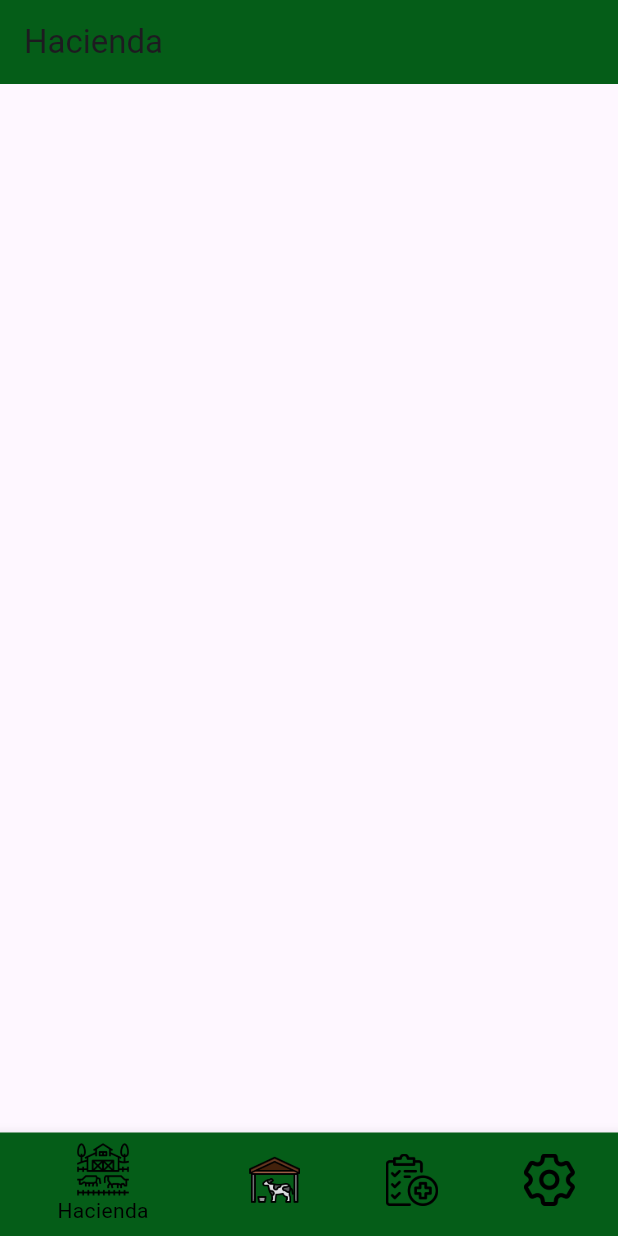
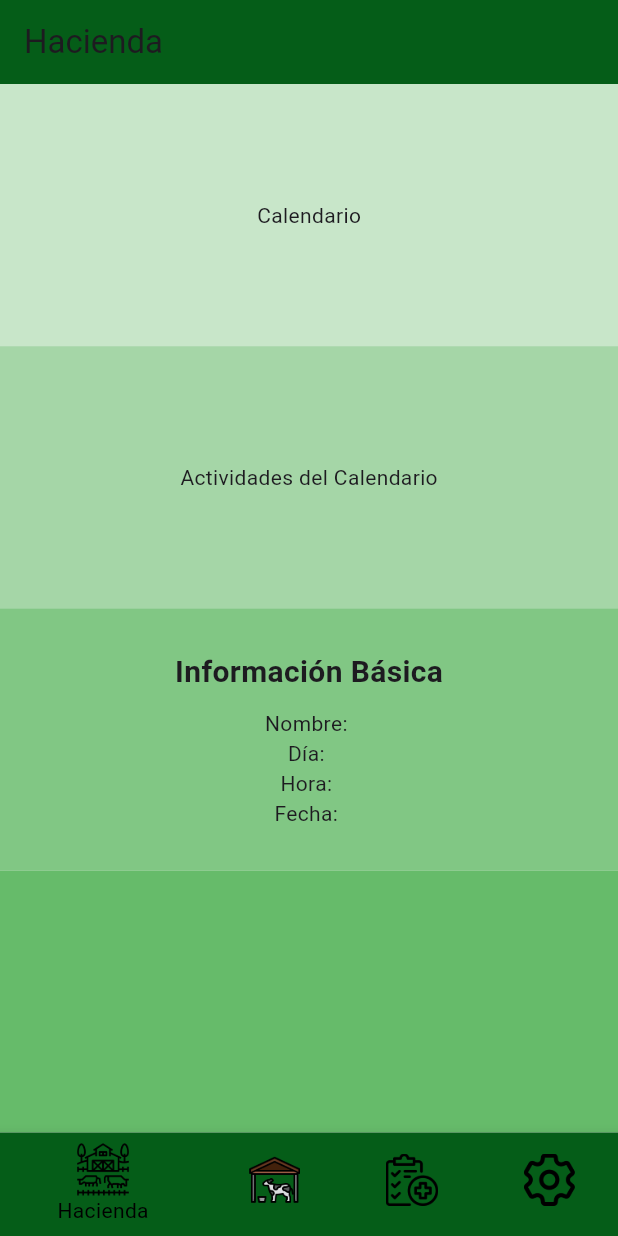
Before and after one commit to DJoseRodriguezM/proyecto-final, a Flutter app: the screen it shows once a user with an empty profile is signed in, on a phone screen of 412 x 824 dp. Run offline on Flutter 3.47's test engine with Material 3 defaults, Android fonts, the phone set to English and light mode, and no system bars; our stand-ins replace firebase_auth, firebase_core, google_sign_in; accounts and stored records are empty; network calls fail.

Commit message:
Redise 1.1
rediseño

```diff
--- a/descendencia/lib/pantallas/components/inicio_page.dart
+++ b/descendencia/lib/pantallas/components/inicio_page.dart
@@ -1,7 +1,7 @@
 import 'package:flutter/material.dart';
 
 class InicioPageComp extends StatelessWidget {
-  const InicioPageComp({ super.key });
+  const InicioPageComp({super.key});
 
   @override
   Widget build(BuildContext context) {
@@ -10,19 +10,67 @@ class InicioPageComp extends StatelessWidget {
         title: const Text('Hacienda'),
         backgroundColor: const Color.fromARGB(255, 5, 93, 24),
       ),
-      body: ListView.builder(
-        itemCount: 10,
-        itemBuilder: (context, index) {
-          return const ListTile(
-
-          );
-        },
+      body: Padding(
+        padding: const EdgeInsets.all(0.0),
+        child: Column(
+          crossAxisAlignment: CrossAxisAlignment.stretch,
+          children: [
+            Expanded(
+              child: Container(
+                color: Colors.green[100],
+                child: Center(
+                  child: Text('Calendario'),
+                ),
+              ),
+            ),
+            Expanded(
+              child: Container(
+                color: Colors.green[200],
+                child: Center(
+                  child: Text('Actividades del Calendario'),
+                ),
+              ),
+            ),
+            Expanded(
+              child: Container(
+                color: Colors.green[300],
+                child: Column(
+                  mainAxisAlignment: MainAxisAlignment.center,
+                  children: [
+                    Text(
+                      'Información Básica',
+                      style: TextStyle(
+                        fontSize: 20,
+                        fontWeight: FontWeight.bold,
+                      ),
+                    ),
+                    SizedBox(height: 10),
+                    Text('Nombre: '),
+                    Text('Día: '),
+                    Text('Hora: '),
+                    Text('Fecha: '),
+                  ],
+                ),
+              ),
+            ),
+            Expanded(
+              child: Container(
+                color: Colors.green[400],
+                child: Center(
+                  child: SingleChildScrollView(
+                    scrollDirection: Axis.horizontal,
+                    child: Row(
+                      children: [
+                        // Agregar más imágenes según sea necesario
+                      ],
+                    ),
+                  ),
+                ),
+              ),
+            ),
+          ],
+        ),
       ),
-
-
-
-
-
     );
   }
 }
```
Also changed, not shown: descendencia/lib/pantallas/login_page.dart (+45 -50 lines), descendencia/lib/pantallas/register_page.dart (+35 -27 lines), descendencia/pubspec.yaml (+5 -4 lines), descendencia/assets/barra.png, descendencia/pubspec.lock, 6 other files.
